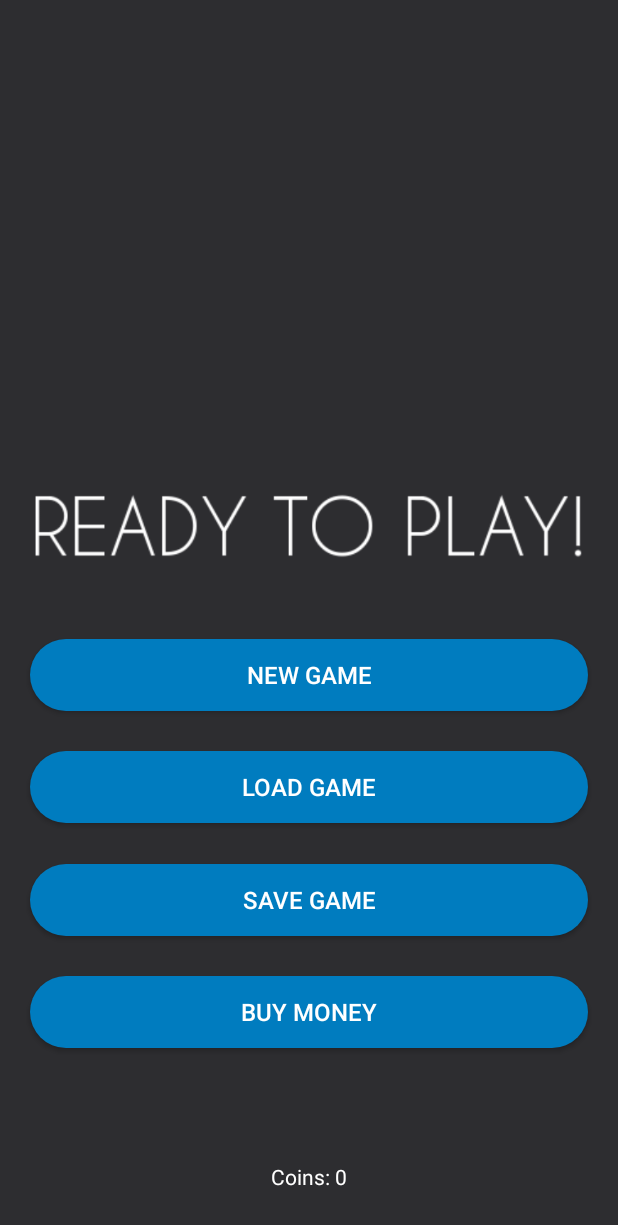
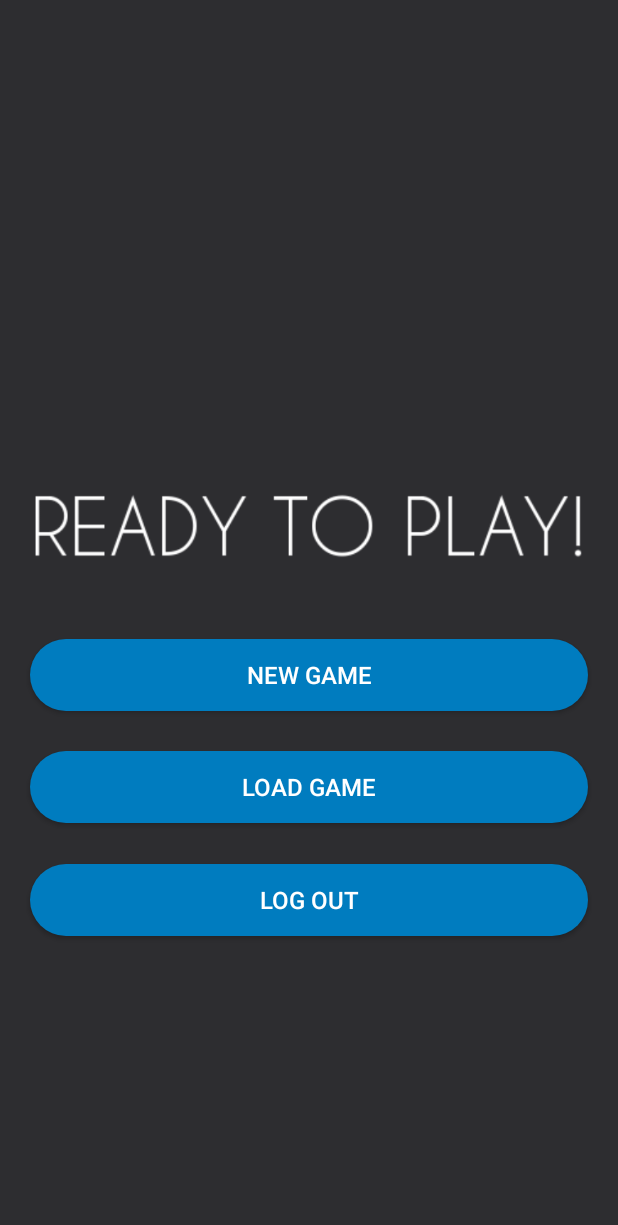
Before and after one commit to slucasm/APPGame, an Android app: the PreGame_Activity screen opened directly, with no data from a screen before it, on a phone screen of 412 x 824 dp. Shown: the top 1225 px of the screen. Run offline under Robolectric (Android 15) with nearby library versions, the phone set to English and light mode, and no system bars; 2 statements that could not run were skipped.

Commit message:
SplashScreen, Login and Register working. Load games is also working fine

```diff
--- a/app/src/main/AndroidManifest.xml
+++ b/app/src/main/AndroidManifest.xml
@@ -19,7 +19,8 @@
                 <category android:name="android.intent.category.LAUNCHER" />
             </intent-filter>
         </activity>
-        <activity android:name=".LoginActivity"></activity>
+        <activity android:name=".LoginActivity" />
+        <activity android:name=".LoadGamesActivity"></activity>
     </application>
 
 </manifest>
--- a/app/src/main/java/dsa/eetac/upc/edu/appgame/API.java
+++ b/app/src/main/java/dsa/eetac/upc/edu/appgame/API.java
@@ -20,6 +20,7 @@ import retrofit2.http.Field;
 import retrofit2.http.FormUrlEncoded;
 import retrofit2.http.GET;
 import retrofit2.http.Header;
+import retrofit2.http.PATCH;
 import retrofit2.http.POST;
 import retrofit2.http.PUT;
 import retrofit2.http.Path;
@@ -30,20 +31,11 @@ public interface API {
     static final String TAG = "API";
 
 
-    //@POST("user/login/{userName}")
-    //Call<ResponseBody> login(@Path("userName") String userName,String password);
-
     @POST("user/login/")
     Call<Respuesta> login(@Body BodyUser bodyUser);
 
     @PUT("user/register/")
     Call<Respuesta> register(@Body BodyUser bodyUser);
-
-
-
-
-
-
 
     @GET("user/loadUsers")
     Call<List<User>> loadUsers();
@@ -56,6 +48,9 @@ public interface API {
 
     @GET("game/llistaGames")
     Call<List<Game>> getListGames();
+
+    @GET("game/gameList/{userName}")
+    Call<List<Game>> getListGamesOfUser(@Path("userName") String userName);
 
     @GET("game/getGame/{userName}/{nameGame}")
     Call<Game> getGameOfUser(@Path("userName") String userName,@Path("nameGame") String nameGame);
--- a/app/src/main/java/dsa/eetac/upc/edu/appgame/PreGame_Activity.java
+++ b/app/src/main/java/dsa/eetac/upc/edu/appgame/PreGame_Activity.java
@@ -1,13 +1,72 @@
 package dsa.eetac.upc.edu.appgame;
 
+import android.app.AlertDialog;
+import android.content.Intent;
 import android.support.v7.app.AppCompatActivity;
 import android.os.Bundle;
+import android.util.Log;
+import android.view.View;
+import android.widget.Button;
+
+import java.util.ArrayList;
+import java.util.List;
+
+import dsa.eetac.upc.edu.appgame.models.Game;
+import retrofit2.Call;
+import retrofit2.Callback;
+import retrofit2.Response;
 
 public class PreGame_Activity extends AppCompatActivity {
+
+    Button newGame;
+    Button loadGame;
+    Button logOut;
+
+    private API api;
+
 
     @Override
     protected void onCreate(Bundle savedInstanceState) {
         super.onCreate(savedInstanceState);
         setContentView(R.layout.activity_pregame);
+
+        newGame = findViewById(R.id.button_newgame);
+        loadGame = findViewById(R.id.button_loadgame);
+        logOut = findViewById(R.id.button_logout);
+
+        api = API.createAPI();
+
+        String userName = getIntent().getExtras().getString("userName");
+        String password = getIntent().getExtras().getString("password");
+
+
+        logOut.setOnClickListener(new View.OnClickListener() {
+            @Override
+            public void onClick(View v) {
+
+            }
+        });
+
+        newGame.setOnClickListener(new View.OnClickListener() {
+            @Override
+            public void onClick(View v) {
+
+            }
+        });
+
+        loadGame.setOnClickListener(new View.OnClickListener() {
+            @Override
+            public void onClick(View v) {
+                Intent intent = new Intent(PreGame_Activity.this, LoadGamesActivity.class);
+                intent.putExtra("userName",userName);
+                intent.putExtra("password",password);
+                startActivity(intent);
+                finish();
+            }
+        });
     }
+
+
+
+
 }
--- a/app/src/main/res/layout/activity_pregame.xml
+++ b/app/src/main/res/layout/activity_pregame.xml
@@ -8,7 +8,7 @@
     tools:context=".PreGame_Activity">
 
     <Button
-        android:id="@+id/button"
+        android:id="@+id/button_newgame"
         android:layout_width="match_parent"
         android:layout_height="wrap_content"
         android:layout_marginStart="20dp"
@@ -27,6 +27,7 @@
         app:layout_constraintStart_toStartOf="parent" />
 
     <Button
+        android:id="@+id/button_loadgame"
         android:layout_width="match_parent"
         android:layout_height="wrap_content"
         android:layout_marginStart="20dp"
@@ -45,6 +46,7 @@
         app:layout_constraintStart_toStartOf="parent" />
 
     <Button
+        android:id="@+id/button_logout"
         android:layout_width="match_parent"
         android:layout_height="wrap_content"
         android:layout_marginStart="20dp"
@@ -54,29 +56,12 @@
         android:layout_marginBottom="200dp"
         android:background="@drawable/btn_redondeado_blue"
         android:elevation="5dp"
-        android:text="SAVE GAME"
+        android:text="LOG OUT"
         android:textColor="#fff"
         android:textSize="16dp"
         app:layout_constraintBottom_toBottomOf="parent"
         app:layout_constraintEnd_toEndOf="parent"
         app:layout_constraintHorizontal_bias="0.0"
-        app:layout_constraintStart_toStartOf="parent" />
-
-    <Button
-        android:layout_width="match_parent"
-        android:layout_height="wrap_content"
-        android:layout_marginStart="20dp"
-        android:layout_marginLeft="20dp"
-        android:layout_marginEnd="20dp"
-        android:layout_marginRight="20dp"
-        android:layout_marginBottom="125dp"
-        android:background="@drawable/btn_redondeado_blue"
-        android:elevation="5dp"
-        android:text="BUY MONEY"
-        android:textColor="#fff"
-        android:textSize="16dp"
-        app:layout_constraintBottom_toBottomOf="parent"
-        app:layout_constraintEnd_toEndOf="parent"
         app:layout_constraintStart_toStartOf="parent" />
 
     <ImageView
@@ -88,24 +73,9 @@
         android:layout_marginEnd="20dp"
         android:layout_marginRight="20dp"
         android:layout_marginBottom="45dp"
-        app:layout_constraintBottom_toTopOf="@+id/button"
+        app:layout_constraintBottom_toTopOf="@+id/button_newgame"
         app:layout_constraintEnd_toEndOf="parent"
         app:layout_constraintStart_toStartOf="parent"
         app:srcCompat="@drawable/readytoplay" />
 
-    <TextView
-        android:id="@+id/textView"
-        android:layout_width="wrap_content"
-        android:layout_height="wrap_content"
-        android:layout_marginStart="167dp"
-        android:layout_marginLeft="167dp"
-        android:layout_marginEnd="167dp"
-        android:layout_marginRight="167dp"
-        android:layout_marginBottom="30dp"
-        android:text="Coins: 0"
-        android:textColor="#fff"
-        app:layout_constraintBottom_toBottomOf="parent"
-        app:layout_constraintEnd_toEndOf="parent"
-        app:layout_constraintStart_toStartOf="parent" />
-
 </android.support.constraint.ConstraintLayout>
--- a/app/src/main/res/values/colors.xml
+++ b/app/src/main/res/values/colors.xml
@@ -5,4 +5,5 @@
     <color name="colorAccent">#D81B60</color>
     <color name="blueAPP">#FF007CBF</color>
     <color name="grisAPP">#FF2D2D30</color>
+    <color name="white">#FFFFFFFF</color>
 </resources>
```
Also changed, not shown: app/src/main/java/dsa/eetac/upc/edu/appgame/Adapter.java (added, +71 -0 lines), app/src/main/java/dsa/eetac/upc/edu/appgame/LoadGamesActivity.java (added, +65 -0 lines), app/src/main/java/dsa/eetac/upc/edu/appgame/LoginActivity.java (+43 -64 lines), app/src/main/java/dsa/eetac/upc/edu/appgame/SplashScreenActivity.java (+23 -1 lines), app/src/main/java/dsa/eetac/upc/edu/appgame/models/User.java (+0 -16 lines), app/src/main/res/layout/activity_load_games.xml (added, +17 -0 lines), app/src/main/res/layout/item_game.xml (added, +63 -0 lines).
